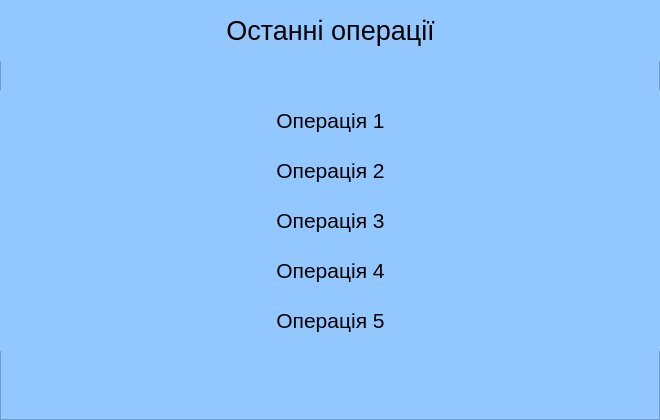
First picture: the form in classes/gui/LastOperations.ui, repository TheBiggestDaddy/ATM, before the edit.
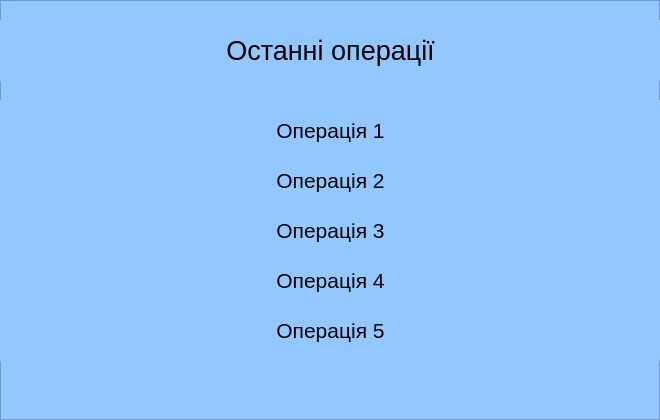
Second picture: the form after the edit.

```diff
--- a/classes/gui/LastOperations.ui
+++ b/classes/gui/LastOperations.ui
@@ -26,7 +26,7 @@
    <property name="geometry">
     <rect>
      <x>0</x>
-     <y>0</y>
+     <y>20</y>
      <width>661</width>
      <height>61</height>
     </rect>
@@ -42,7 +42,7 @@
    <property name="geometry">
     <rect>
      <x>0</x>
-     <y>90</y>
+     <y>100</y>
      <width>661</width>
      <height>61</height>
     </rect>
@@ -58,7 +58,7 @@
    <property name="geometry">
     <rect>
      <x>0</x>
-     <y>140</y>
+     <y>150</y>
      <width>661</width>
      <height>61</height>
     </rect>
@@ -74,7 +74,7 @@
    <property name="geometry">
     <rect>
      <x>0</x>
-     <y>190</y>
+     <y>200</y>
      <width>661</width>
      <height>61</height>
     </rect>
@@ -90,7 +90,7 @@
    <property name="geometry">
     <rect>
      <x>0</x>
-     <y>240</y>
+     <y>250</y>
      <width>661</width>
      <height>61</height>
     </rect>
@@ -106,7 +106,7 @@
    <property name="geometry">
     <rect>
      <x>0</x>
-     <y>290</y>
+     <y>300</y>
      <width>661</width>
      <height>61</height>
     </rect>
```
